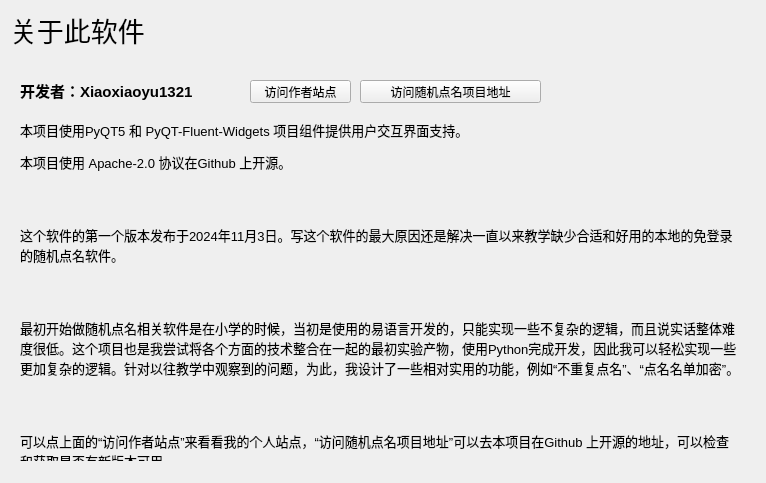
The window that bin/about.ui (Xiaoxiaoyu1321/Random-roll-call) describes before a commit, drawn with Qt 5.
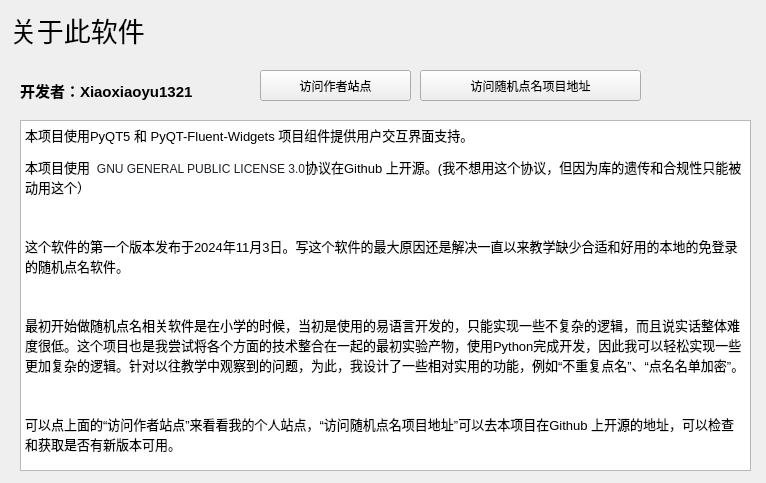
The same window after the commit. Custom widgets are drawn as their Qt base class.

Commit message: fix the about page problem

Patch:
```diff
--- a/bin/about.ui
+++ b/bin/about.ui
@@ -42,10 +42,10 @@
   <widget class="QPushButton" name="pushButton">
    <property name="geometry">
     <rect>
-     <x>250</x>
-     <y>80</y>
-     <width>101</width>
-     <height>23</height>
+     <x>260</x>
+     <y>70</y>
+     <width>151</width>
+     <height>31</height>
     </rect>
    </property>
    <property name="text">
@@ -55,39 +55,58 @@
   <widget class="QPushButton" name="pushButton_2">
    <property name="geometry">
     <rect>
-     <x>360</x>
-     <y>80</y>
-     <width>181</width>
-     <height>23</height>
+     <x>420</x>
+     <y>70</y>
+     <width>221</width>
+     <height>31</height>
     </rect>
    </property>
    <property name="text">
     <string>访问随机点名项目地址</string>
    </property>
   </widget>
-  <widget class="QLabel" name="label_3">
+  <widget class="TextBrowser" name="textBrowser">
    <property name="geometry">
     <rect>
      <x>20</x>
      <y>120</y>
-     <width>721</width>
-     <height>341</height>
+     <width>731</width>
+     <height>351</height>
     </rect>
    </property>
-   <property name="autoFillBackground">
-    <bool>false</bool>
+   <property name="font">
+    <font>
+     <pointsize>16</pointsize>
+    </font>
    </property>
-   <property name="text">
-    <string>&lt;html&gt;&lt;head/&gt;&lt;body&gt;&lt;p&gt;&lt;span style=&quot; font-size:10pt;&quot;&gt;本项目使用PyQT5 和 PyQT-Fluent-Widgets 项目组件提供用户交互界面支持。&lt;/span&gt;&lt;/p&gt;&lt;p&gt;&lt;span style=&quot; font-size:10pt;&quot;&gt;本项目使用 Apache-2.0 协议在Github 上开源。&lt;/span&gt;&lt;/p&gt;&lt;p&gt;&lt;span style=&quot; font-size:10pt;&quot;&gt;&lt;br/&gt;&lt;/span&gt;&lt;/p&gt;&lt;p&gt;&lt;span style=&quot; font-size:10pt;&quot;&gt;这个软件的第一个版本发布于2024年11月3日。写这个软件的最大原因还是解决一直以来教学缺少合适和好用的本地的免登录的随机点名软件。&lt;/span&gt;&lt;/p&gt;&lt;p&gt;&lt;span style=&quot; font-size:10pt;&quot;&gt;&lt;br/&gt;&lt;/span&gt;&lt;/p&gt;&lt;p&gt;&lt;span style=&quot; font-size:10pt;&quot;&gt;最初开始做随机点名相关软件是在小学的时候，当初是使用的易语言开发的，只能实现一些不复杂的逻辑，而且说实话整体难度很低。这个项目也是我尝试将各个方面的技术整合在一起的最初实验产物，使用Python完成开发，因此我可以轻松实现一些更加复杂的逻辑。针对以往教学中观察到的问题，为此，我设计了一些相对实用的功能，例如“不重复点名”、“点名名单加密”。&lt;/span&gt;&lt;/p&gt;&lt;p&gt;&lt;span style=&quot; font-size:10pt;&quot;&gt;&lt;br/&gt;&lt;/span&gt;&lt;/p&gt;&lt;p&gt;&lt;span style=&quot; font-size:10pt;&quot;&gt;可以点上面的“访问作者站点”来看看我的个人站点，“访问随机点名项目地址”可以去本项目在Github 上开源的地址，可以检查和获取是否有新版本可用。&lt;/span&gt;&lt;/p&gt;&lt;/body&gt;&lt;/html&gt;</string>
-   </property>
-   <property name="alignment">
-    <set>Qt::AlignLeading|Qt::AlignLeft|Qt::AlignTop</set>
-   </property>
-   <property name="wordWrap">
-    <bool>true</bool>
+   <property name="html">
+    <string>&lt;!DOCTYPE HTML PUBLIC &quot;-//W3C//DTD HTML 4.0//EN&quot; &quot;http://www.w3.org/TR/REC-html40/strict.dtd&quot;&gt;
+&lt;html&gt;&lt;head&gt;&lt;meta name=&quot;qrichtext&quot; content=&quot;1&quot; /&gt;&lt;style type=&quot;text/css&quot;&gt;
+p, li { white-space: pre-wrap; }
+&lt;/style&gt;&lt;/head&gt;&lt;body style=&quot; font-family:'SimSun'; font-size:16pt; font-weight:400; font-style:normal;&quot;&gt;
+&lt;p style=&quot; margin-top:0px; margin-bottom:0px; margin-left:0px; margin-right:0px; -qt-block-indent:0; text-indent:0px;&quot;&gt;&lt;span style=&quot; font-size:10pt;&quot;&gt;本项目使用PyQT5 和 PyQT-Fluent-Widgets 项目组件提供用户交互界面支持。&lt;/span&gt;&lt;/p&gt;
+&lt;p style=&quot; margin-top:12px; margin-bottom:12px; margin-left:0px; margin-right:0px; -qt-block-indent:0; text-indent:0px;&quot;&gt;&lt;span style=&quot; font-size:10pt;&quot;&gt;本项目使用 &lt;/span&gt;&lt;span style=&quot; font-family:'Monaspace Neon','ui-monospace','SFMono-Regular','SF Mono','Menlo','Consolas','Liberation Mono','monospace'; font-size:9pt; color:#1f2328; background-color:#ffffff;&quot;&gt; GNU GENERAL PUBLIC LICENSE 3.0&lt;/span&gt;&lt;span style=&quot; font-size:10pt;&quot;&gt;协议在Github 上开源。(我不想用这个协议，但因为库的遗传和合规性只能被动用这个）&lt;/span&gt;&lt;/p&gt;
+&lt;p style=&quot;-qt-paragraph-type:empty; margin-top:12px; margin-bottom:12px; margin-left:0px; margin-right:0px; -qt-block-indent:0; text-indent:0px; font-size:10pt;&quot;&gt;&lt;br /&gt;&lt;/p&gt;
+&lt;p style=&quot; margin-top:12px; margin-bottom:12px; margin-left:0px; margin-right:0px; -qt-block-indent:0; text-indent:0px;&quot;&gt;&lt;span style=&quot; font-size:10pt;&quot;&gt;这个软件的第一个版本发布于2024年11月3日。写这个软件的最大原因还是解决一直以来教学缺少合适和好用的本地的免登录的随机点名软件。&lt;/span&gt;&lt;/p&gt;
+&lt;p style=&quot;-qt-paragraph-type:empty; margin-top:12px; margin-bottom:12px; margin-left:0px; margin-right:0px; -qt-block-indent:0; text-indent:0px; font-size:10pt;&quot;&gt;&lt;br /&gt;&lt;/p&gt;
+&lt;p style=&quot; margin-top:12px; margin-bottom:12px; margin-left:0px; margin-right:0px; -qt-block-indent:0; text-indent:0px;&quot;&gt;&lt;span style=&quot; font-size:10pt;&quot;&gt;最初开始做随机点名相关软件是在小学的时候，当初是使用的易语言开发的，只能实现一些不复杂的逻辑，而且说实话整体难度很低。这个项目也是我尝试将各个方面的技术整合在一起的最初实验产物，使用Python完成开发，因此我可以轻松实现一些更加复杂的逻辑。针对以往教学中观察到的问题，为此，我设计了一些相对实用的功能，例如“不重复点名”、“点名名单加密”。&lt;/span&gt;&lt;/p&gt;
+&lt;p style=&quot;-qt-paragraph-type:empty; margin-top:12px; margin-bottom:12px; margin-left:0px; margin-right:0px; -qt-block-indent:0; text-indent:0px; font-size:10pt;&quot;&gt;&lt;br /&gt;&lt;/p&gt;
+&lt;p style=&quot; margin-top:12px; margin-bottom:12px; margin-left:0px; margin-right:0px; -qt-block-indent:0; text-indent:0px;&quot;&gt;&lt;span style=&quot; font-size:10pt;&quot;&gt;可以点上面的“访问作者站点”来看看我的个人站点，“访问随机点名项目地址”可以去本项目在Github 上开源的地址，可以检查和获取是否有新版本可用。&lt;/span&gt;&lt;/p&gt;&lt;/body&gt;&lt;/html&gt;</string>
    </property>
   </widget>
  </widget>
+ <customwidgets>
+  <customwidget>
+   <class>PushButton</class>
+   <extends>QPushButton</extends>
+   <header location="global">qfluentwidgets</header>
+  </customwidget>
+  <customwidget>
+   <class>TextBrowser</class>
+   <extends>QTextBrowser</extends>
+   <header location="global">qfluentwidgets</header>
+  </customwidget>
+ </customwidgets>
  <resources/>
  <connections/>
 </ui>
```
Left out of the diff: 4 changed lines with no effect on the pictures. The commit also changes 3 other files.
